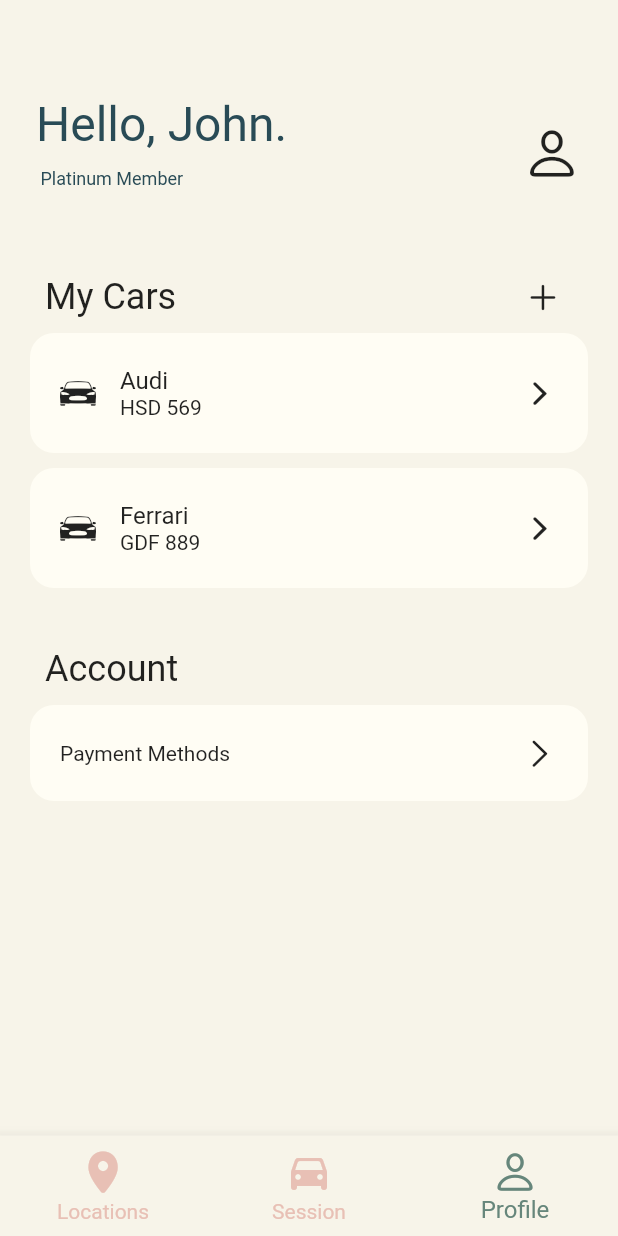
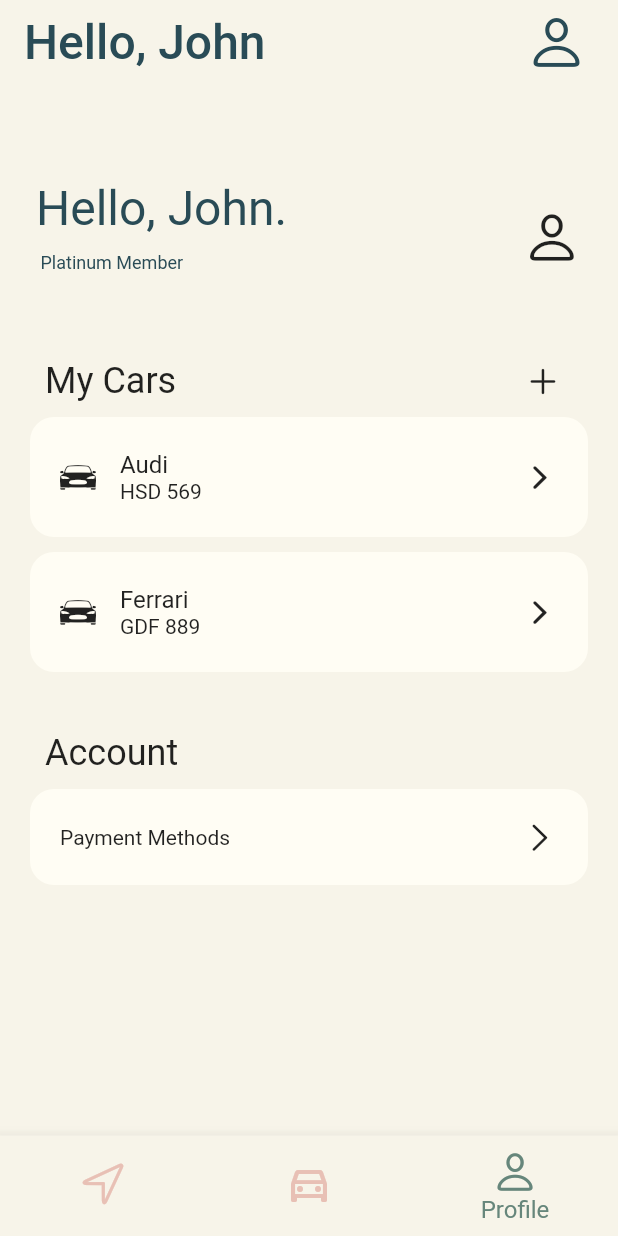
Before and after one commit to beltranmoreno/parc, a Flutter app: the screen it shows after launch, item 3 of the bottom bar chosen, on a phone screen of 412 x 824 dp. Run offline on Flutter 3.47's test engine with Material 2 defaults, Android fonts, the phone set to English and light mode, and no system bars; our stand-ins replace email_validator, geolocator, google_fonts, google_maps_flutter, location, shared_preferences; missing offline and left inert: google_maps_flutter_platform_interface; Roboto replaces fonts that are missing (Mate, TextStyle).

Commit message:
homepage
a new home page that calls the three bottom navigation app bar pages in one to be able to view nav bar in all pages with animation

```diff
--- /dev/null
+++ b/lib/customer_home.dart
@@ -0,0 +1,59 @@
+import 'package:flutter/cupertino.dart';
+import 'package:flutter/material.dart';
+import 'package:parc/customer_sessions_page.dart';
+import 'package:parc/profile_page.dart';
+import 'package:parc/valet_locations_page.dart';
+
+class UserHome extends StatefulWidget {
+  const UserHome({Key? key}) : super(key: key);
+
+  @override
+  _UserHomeState createState() => _UserHomeState();
+}
+
+class _UserHomeState extends State<UserHome> {
+  int _selectedIndex = 0;
+  PageController pageController = PageController();
+
+  void onTapped(int index) {
+    setState(() {
+      _selectedIndex = index;
+    });
+    pageController.animateToPage(index,
+        duration: Duration(milliseconds: 100), curve: Curves.fastOutSlowIn);
+  }
+
+  @override
+  Widget build(BuildContext context) {
+    return Scaffold(
+        body: PageView(controller: pageController, children: [
+          UserValetLocation(buildContext: context),
+          CustomerSessionPage(context: context),
+          UserProfilePage(buildContext: context),
+        ]),
+        bottomNavigationBar: BottomNavigationBar(
+          backgroundColor: Color(0xffF7F4E9),
+          items: const [
+            BottomNavigationBarItem(
+                icon: Icon(CupertinoIcons.location),
+                activeIcon: Icon(CupertinoIcons.location_solid),
+                label: "Locations"),
+            BottomNavigationBarItem(
+                icon: Icon(Icons.directions_car_outlined),
+                activeIcon: Icon(Icons.directions_car_filled_rounded),
+                label: "Session"),
+            BottomNavigationBarItem(
+                icon: Icon(CupertinoIcons.person), label: "Profile")
+          ],
+          selectedItemColor: Color(0xff66867B),
+          unselectedItemColor: Color(0xffE8C0B5),
+          iconSize: 32,
+          selectedFontSize: 16,
+          unselectedFontSize: 14,
+          // type: BottomNavigationBarType.shifting,
+          showUnselectedLabels: false,
+          currentIndex: _selectedIndex,
+          onTap: onTapped,
+        ));
+  }
+}
--- a/lib/main.dart
+++ b/lib/main.dart
@@ -1,9 +1,8 @@
 //import 'package:firebase_core/firebase_core.dart';
 import 'package:flutter/cupertino.dart';
 import 'package:flutter/material.dart';
+import 'package:parc/customer_home.dart';
 import 'package:parc/theme/custom_theme.dart';
-
-import 'customer_sessions_page.dart';
 
 Future<void> main() async {
   /*WidgetsFlutterBinding.ensureInitialized();
@@ -38,8 +37,9 @@ class MyApp extends StatelessWidget {
       //fontFamily: 'Montserrat',
       //primaryColor: Colors.green[800],
       //),
-      home: //SignUpPage(),
-          CustomerSessionPage(context: context),
+      home: UserHome(),
+      //SignUpPage(),
+      // CustomerSessionPage(context: context),
       /*FutureBuilder(
           future: _fbApp,
           builder: (context, snapshot) {
--- a/lib/profile_page.dart
+++ b/lib/profile_page.dart
@@ -1,9 +1,5 @@
 import 'package:flutter/cupertino.dart';
 import 'package:flutter/material.dart';
-import 'package:parc/valet_locations_page.dart';
-import 'package:shared_preferences/shared_preferences.dart';
-
-import 'customer_sessions_page.dart';
 
 class UserProfilePage extends StatefulWidget {
   const UserProfilePage({Key? key, required this.buildContext})
@@ -16,14 +12,6 @@ class UserProfilePage extends StatefulWidget {
 }
 
 class _UserProfilePageState extends State<UserProfilePage> {
-  int _selectedIndex = 0;
-
-  @override
-  void initState() {
-    getNavBarPreference();
-    super.initState();
-  }
-
   Widget greetingContainer(
       {required String name,
       required String memberStatus,
@@ -223,59 +211,39 @@ class _UserProfilePageState extends State<UserProfilePage> {
     );
   }
 
-  void _NavBarNav(int index) {
-    if (index == 0) {
-      setIndex();
-      Navigator.push(
-          context,
-          MaterialPageRoute(
-              builder: (context) => UserValetLocation(
-                    buildContext: context,
-                  )));
-    } else if (index == 1) {
-      setIndex();
-      Navigator.push(
-          context,
-          MaterialPageRoute(
-              builder: (context) => CustomerSessionPage(
-                    context: context,
-                  )));
-    } else if (index == 2) {
-      setIndex();
-      Navigator.push(
-          context,
-          MaterialPageRoute(
-              builder: (context) => UserProfilePage(
-                    buildContext: context,
-                  )));
-    }
-    setState(() {
-      _selectedIndex = index;
-    });
+  AppBar appBar(String? name) {
+    return AppBar(
+      backgroundColor: Color(0xffF7F4E9),
+      automaticallyImplyLeading: false,
+      elevation: 0.0,
+      //backgroundColor: myTheme!.getBGColor(),Text("Hello"),
+      centerTitle: false,
+      leadingWidth: 15,
+      title: Text(
+        "Hello, $name",
+        style: const TextStyle(
+          fontSize: 32,
+          color: Color(0xff294B56),
+          fontFamily: 'Mate',
+        ),
+      ),
+      actions: [
+        Padding(
+          padding: EdgeInsets.only(right: 20),
+          child: GestureDetector(
+              onTap: () {},
+              child: Icon(CupertinoIcons.person,
+                  size: 42, color: Color(0xff294B56))),
+        )
+      ],
+    );
   }
 
   @override
   Widget build(BuildContext context) {
     return Scaffold(
       backgroundColor: Color(0xffF7F4E9),
-      bottomNavigationBar: BottomNavigationBar(
-        backgroundColor: Color(0xffF7F4E9),
-        items: [
-          BottomNavigationBarItem(
-              icon: Icon(CupertinoIcons.location_solid), label: "Locations"),
-          BottomNavigationBarItem(
-              icon: Icon(Icons.directions_car_rounded), label: "Session"),
-          BottomNavigationBarItem(
-              icon: Icon(CupertinoIcons.person), label: "Profile")
-        ],
-        selectedItemColor: Color(0xff66867B),
-        unselectedItemColor: Color(0xffE8C0B5),
-        iconSize: 32,
-        selectedFontSize: 16,
-        unselectedFontSize: 14,
-        currentIndex: 2,
-        onTap: _NavBarNav,
-      ),
+      appBar: appBar("John"),
       body: SafeArea(
         child: Column(mainAxisAlignment: MainAxisAlignment.start, children: [
           SizedBox(
@@ -290,19 +258,4 @@ class _UserProfilePageState extends State<UserProfilePage> {
       ),
     );
   }
-
-  Future<void> saveNavBarPreference(int index) async {
-    SharedPreferences prefs = await SharedPreferences.getInstance();
-    prefs.setInt("index", index);
-  }
-
-  Future<void> getNavBarPreference() async {
-    SharedPreferences prefs = await SharedPreferences.getInstance();
-    prefs.getInt("index");
-  }
-
-  void setIndex() {
-    int index = _selectedIndex;
-    saveNavBarPreference(index);
-  }
 }
```
Also changed, not shown: lib/customer_enlarged_session_page.dart (+36 -36 lines), lib/customer_sessions_page.dart (+12 -12 lines), lib/signup_page.dart (+6 -1 lines), lib/user_checkout_page.dart (+73 -3 lines).
